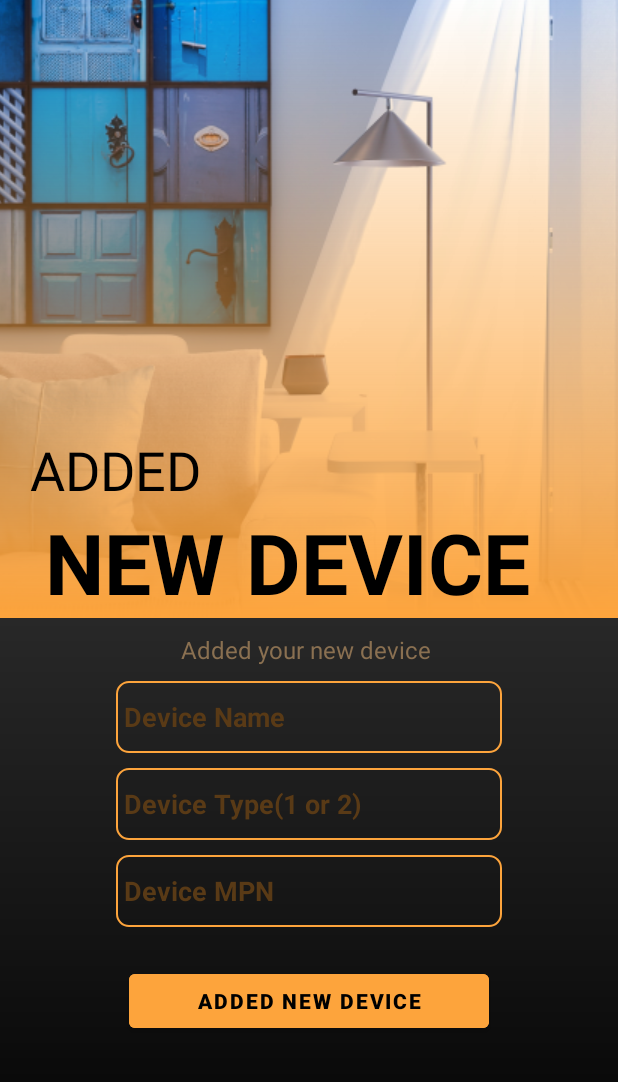
After one commit to Neakvil/SmartHome, an Android app: the NewDevice screen opened directly, with no data from a screen before it, on a phone screen of 412 x 824 dp. The commit adds this screen. Shown: the top 1082 px of the screen. Run offline under Robolectric (Android 15) with nearby library versions, the phone set to English and light mode, and no system bars.

Commit message:
Added send device data to server. Create and sent qr code to device mail

```diff
--- a/app/build.gradle
+++ b/app/build.gradle
@@ -40,6 +40,7 @@ dependencies {
     implementation 'com.journeyapps:zxing-android-embedded:4.3.0'
     implementation 'com.google.zxing:core:3.4.1'
     implementation 'me.dm7.barcodescanner:zxing:1.9.8'
+    implementation 'com.journeyapps:zxing-android-embedded:4.3.0'
     implementation 'com.google.android.gms:play-services-auth:20.5.0'
     implementation 'com.squareup.retrofit2:retrofit:2.9.0'
     implementation 'com.squareup.retrofit2:converter-gson:2.9.0'
--- /dev/null
+++ b/app/src/main/java/com/example/iamhome/NewDevice.kt
@@ -0,0 +1,78 @@
+package com.example.iamhome
+
+import android.annotation.SuppressLint
+import android.content.Intent
+import androidx.appcompat.app.AppCompatActivity
+import android.os.Bundle
+import android.widget.Button
+import android.widget.EditText
+import android.widget.Toast
+import okhttp3.Call
+import okhttp3.Callback
+import okhttp3.FormBody
+import okhttp3.OkHttpClient
+import okhttp3.Request
+import okhttp3.Response
+import java.io.IOException
+
+class NewDevice : AppCompatActivity() {
+
+    private val client = OkHttpClient()
+
+    @SuppressLint("MissingInflatedId")
+    override fun onCreate(savedInstanceState: Bundle?) {
+        super.onCreate(savedInstanceState)
+        setContentView(R.layout.activity_add_new_device)
+
+        val buttonAddedNewDevice : Button = findViewById(R.id.buttonAddedNewDevice)
+        val deviceEditTextName : EditText = findViewById(R.id.editTextDeviceName)
+        val deviceEditTextType : EditText = findViewById(R.id.editTextDeviceType)
+        val deviceEditTextMPN : EditText = findViewById(R.id.editTextDeviceMPN)
+
+        buttonAddedNewDevice.setOnClickListener { sendDeviceToServer(deviceEditTextName.text.toString(),deviceEditTextType.text.toString(), deviceEditTextMPN.text.toString() ) }
+    }
+
+    fun sendDeviceToServer(deviceName : String, deviceType : String, deviceMPN : String){
+
+        if(deviceName != null || deviceType != null || deviceMPN != null)
+        {
+            val url = "http://192.168.0.192:8080/api/v1/devices/add"
+
+            val requestBody = FormBody.Builder()
+                .add("name" , deviceName)
+                .add("type", deviceType)
+                .add("mpn", deviceMPN)
+                .build()
+
+            val request = Request.Builder()
+                .url(url)
+                .post(requestBody)
+                .build()
+
+            client.newCall(request).enqueue(object : Callback{
+                override fun onFailure(call: Call, e: IOException) {
+                    runOnUiThread {
+                        Toast.makeText(this@NewDevice, "Failed to added device", Toast.LENGTH_SHORT).show()
+                    }
+                }
+
+                override fun onResponse(call: Call, response: Response) {
+                    runOnUiThread {
+                        Toast.makeText(this@NewDevice, "Device added is success", Toast.LENGTH_SHORT).show()
+                        val intent = Intent(this@NewDevice, qrCode::class.java)
+                        intent.putExtra("deviceMPN", deviceMPN)
+                        finish()
+
+                        startActivity(intent)
+                    }
+                }
+
+            })
+        }else {
+            runOnUiThread {
+                Toast.makeText(this@NewDevice, "Pls type data in all fields!s", Toast.LENGTH_SHORT).show()
+            }
+        }
+    }
+
+}
--- /dev/null
+++ b/app/src/main/res/layout/activity_add_new_device.xml
@@ -0,0 +1,136 @@
+<?xml version="1.0" encoding="utf-8"?>
+<LinearLayout xmlns:android="http://schemas.android.com/apk/res/android"
+    xmlns:app="http://schemas.android.com/apk/res-auto"
+    xmlns:tools="http://schemas.android.com/tools"
+    android:layout_width="match_parent"
+    android:layout_height="match_parent"
+    android:orientation="vertical"
+    tools:context=".MainActivity">
+
+    <!-- Верхня частина екрану -->
+    <LinearLayout
+        android:layout_width="match_parent"
+        android:layout_height="0dp"
+        android:layout_weight="1"
+        android:orientation="vertical"
+        android:gravity="left|bottom"
+        android:background="@drawable/layered_background"
+        tools:ignore="RtlHardcoded">
+
+        <TextView
+            android:layout_width="wrap_content"
+            android:layout_height="wrap_content"
+            android:text="@string/added"
+            android:textColor="@color/black"
+            android:textSize="36sp"
+            android:layout_marginLeft="20dp" />
+
+        <TextView
+            android:layout_width="wrap_content"
+            android:layout_height="wrap_content"
+            android:text="@string/new_device"
+            android:textColor="@color/black"
+            android:textSize="56sp"
+            android:textStyle="bold"
+            android:layout_marginLeft="30dp"/>
+
+    </LinearLayout>
+
+    <!-- Нижня частина екрану -->
+    <LinearLayout
+        android:layout_width="match_parent"
+        android:layout_height="0dp"
+        android:layout_weight="1"
+        android:orientation="vertical"
+        android:background="@drawable/gradient_background">
+
+        <TextView
+            android:layout_width="wrap_content"
+            android:layout_height="wrap_content"
+            android:text="Added your new device "
+            android:textSize="16sp"
+            android:textColor="#8A7051"
+            android:layout_gravity="center"
+            android:layout_marginTop="10dp"/>
+
+        <EditText
+            android:id="@+id/editTextDeviceName"
+            android:layout_width="257dp"
+            android:layout_height="48dp"
+            android:layout_gravity="center"
+            android:background="@drawable/border"
+            android:layout_marginTop="10dp"
+            android:drawablePadding="8dp"
+            android:ems="10"
+            android:hint="@string/device_name"
+            android:inputType="textPersonName"
+            android:paddingStart="5dp"
+            android:paddingEnd="5dp"
+            android:textColor="#593A16"
+            android:textColorHint="#593A16"
+            android:textStyle="bold"
+            app:layout_constraintEnd_toEndOf="parent"
+            app:layout_constraintStart_toStartOf="parent"
+            app:layout_constraintTop_toTopOf="parent"
+            tools:ignore="TextFields" />
+
+        <EditText
+            android:id="@+id/editTextDeviceType"
+            android:layout_width="257dp"
+            android:layout_height="48dp"
+            android:layout_gravity="center"
+            android:background="@drawable/border"
+            android:layout_marginTop="10dp"
+            android:drawablePadding="8dp"
+            android:ems="10"
+            android:hint="@string/device_type_1_or_2"
+            android:inputType="textPersonName"
+            android:paddingStart="5dp"
+            android:paddingEnd="5dp"
+            android:textColor="#593A16"
+            android:textColorHint="#593A16"
+            android:textStyle="bold"
+            app:layout_constraintEnd_toEndOf="parent"
+            app:layout_constraintStart_toStartOf="parent"
+            app:layout_constraintTop_toBottomOf="@+id/editTextDeviceName" />
+
+        <EditText
+            android:id="@+id/editTextDeviceMPN"
+            android:layout_width="257dp"
+            android:layout_height="48dp"
+            android:layout_gravity="center"
+            android:background="@drawable/border"
+            android:layout_marginTop="10dp"
+            android:drawablePadding="8dp"
+            android:ems="10"
+            android:hint="@string/device_mpn"
+            android:inputType="textPersonName"
+            android:paddingStart="5dp"
+            android:paddingEnd="5dp"
+            android:textColor="#593A16"
+            android:textColorHint="#593A16"
+            android:textStyle="bold"
+            app:layout_constraintEnd_toEndOf="parent"
+            app:layout_constraintStart_toStartOf="parent"
+            app:layout_constraintTop_toBottomOf="@+id/editTextDeviceType" />
+
+        <Button
+            android:id="@+id/buttonAddedNewDevice"
+            android:layout_width="240dp"
+            android:layout_height="wrap_content"
+            android:layout_gravity="center"
+            android:layout_marginTop="25dp"
+            android:alpha="1"
+            android:backgroundTint="#FDA43C"
+            android:text="@string/added_new_device"
+            android:textColor="#000000"
+            android:textStyle="bold"
+            tools:layout_editor_absoluteX="94dp"
+            tools:layout_editor_absoluteY="306dp" />
+
+
+
+
+    </LinearLayout>
+
+</LinearLayout>
--- a/app/src/main/res/values/strings.xml
+++ b/app/src/main/res/values/strings.xml
@@ -26,4 +26,11 @@
     <string name="get_smart">Get Smart</string>
     <string name="if_you_want_to_be_smart_n_click_the_button_below">If you want to be smart,\n click the button below.</string>
     <string name="server_client_id">359613981396-1sfmsp0qjfgmmp19rdm2p7kggnl05699.apps.googleusercontent.com</string>
+    <string name="send_qr_to_gmail">Send qr to gmail</string>
+    <string name="device_mpn">Device MPN</string>
+    <string name="device_type_1_or_2">Device Type(1 or 2)</string>
+    <string name="device_name">Device Name</string>
+    <string name="added_new_device">Added new device</string>
+    <string name="new_device">NEW DEVICE</string>
+    <string name="added">ADDED</string>
 </resources>
--- /dev/null
+++ b/app/src/main/res/xml/file_paths.xml
@@ -0,0 +1,4 @@
+<?xml version="1.0" encoding="utf-8"?>
+<paths xmlns:android="http://schemas.android.com/apk/res/android">
+    <cache-path name="cache" path="." />
+</paths>
```
Also changed, not shown: app/src/main/AndroidManifest.xml (+17 -2 lines), app/src/main/java/com/example/iamhome/HomePage.kt (+20 -1 lines), app/src/main/java/com/example/iamhome/qrCode.kt (added, +87 -0 lines), app/src/main/res/layout/activity_qr_code.xml (added, +34 -0 lines).
